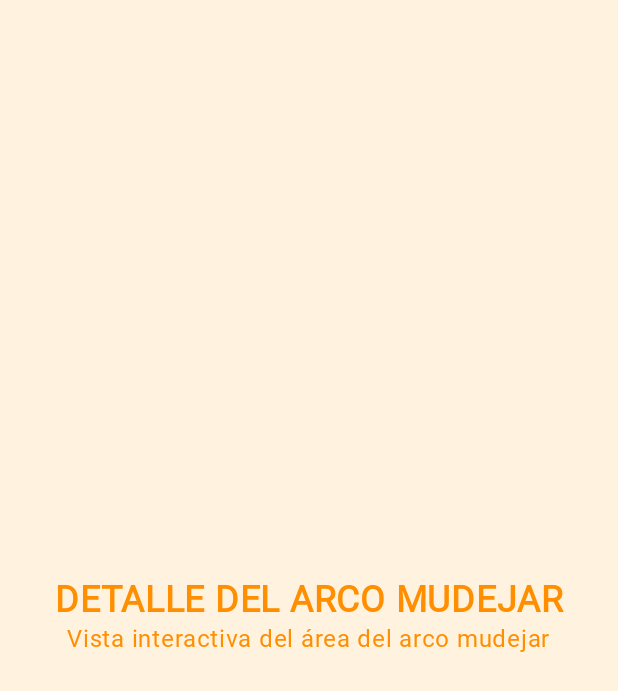
After one commit to MRDaniel04/SMOV_Monasterio, an Android app built with Jetpack Compose: the composable ArcoMudejarDetalleScreen shown on its own in the app's theme, on a phone screen of 412 x 824 dp. The commit adds this screen. Shown: the top 691 px of the screen. Run offline under Robolectric (Android 15) with nearby library versions, the phone set to English and light mode, and no system bars; Roboto replaces fonts that are not available here.

Commit message:
Nueva figuras: Claustro y Arco Mudéjar Colegio incluidas en el plano

```diff
--- /dev/null
+++ b/app/src/main/java/com/nextapp/monasterio/ui/virtualvisit/screens/ArcoMudejarDetalleScreen.kt
@@ -0,0 +1,38 @@
+package com.nextapp.monasterio.ui.virtualvisit.screens
+
+import androidx.compose.foundation.background
+import androidx.compose.foundation.layout.*
+import androidx.compose.material3.Text
+import androidx.compose.runtime.Composable
+import androidx.compose.ui.Alignment
+import androidx.compose.ui.Modifier
+import androidx.compose.ui.graphics.Color
+import androidx.compose.ui.text.font.FontWeight
+import androidx.compose.ui.unit.sp
+
+/**
+ * 🔹 Pantalla de detalle específica para la figura del Arco Mudejar.
+ * Muestra información general o específica del área tocada en el plano.
+ */
+@Composable
+fun ArcoMudejarDetalleScreen() {
+    Column(
+        modifier = Modifier
+            .fillMaxSize()
+            .background(Color(0xFFFFF3E0)), // Fondo cálido diferente
+        horizontalAlignment = Alignment.CenterHorizontally,
+        verticalArrangement = Arrangement.Center
+    ) {
+        Text(
+            text = "DETALLE DEL ARCO MUDEJAR",
+            fontSize = 24.sp,
+            fontWeight = FontWeight.Bold,
+            color = Color(0xFFFF8F00)
+        )
+        Text(
+            text = "Vista interactiva del área del arco mudejar",
+            fontSize = 16.sp,
+            color = Color(0xFFFF8F00)
+        )
+    }
+}
```
Also changed, not shown: app/src/main/java/com/nextapp/monasterio/ui/screens/VirtualVisitScreen.kt (+15 -1 lines), app/src/main/java/com/nextapp/monasterio/ui/virtualvisit/data/PlanoData.kt (+56 -0 lines), app/src/main/java/com/nextapp/monasterio/ui/virtualvisit/screens/ClautroDetalleScreen.kt (added, +38 -0 lines), app/src/main/java/com/nextapp/monasterio/ui/virtualvisit/screens/PlanoInteractivoScreen.kt (+23 -7 lines), app/src/main/java/com/nextapp/monasterio/ui/virtualvisit/utils/PathUtils.kt (+7 -0 lines).
